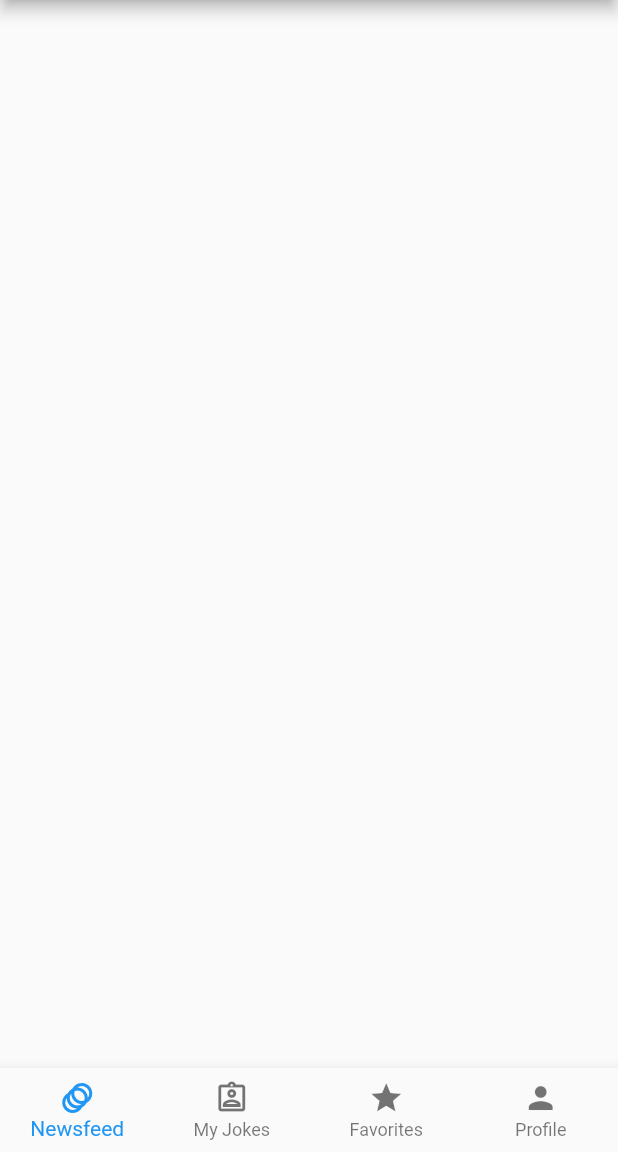
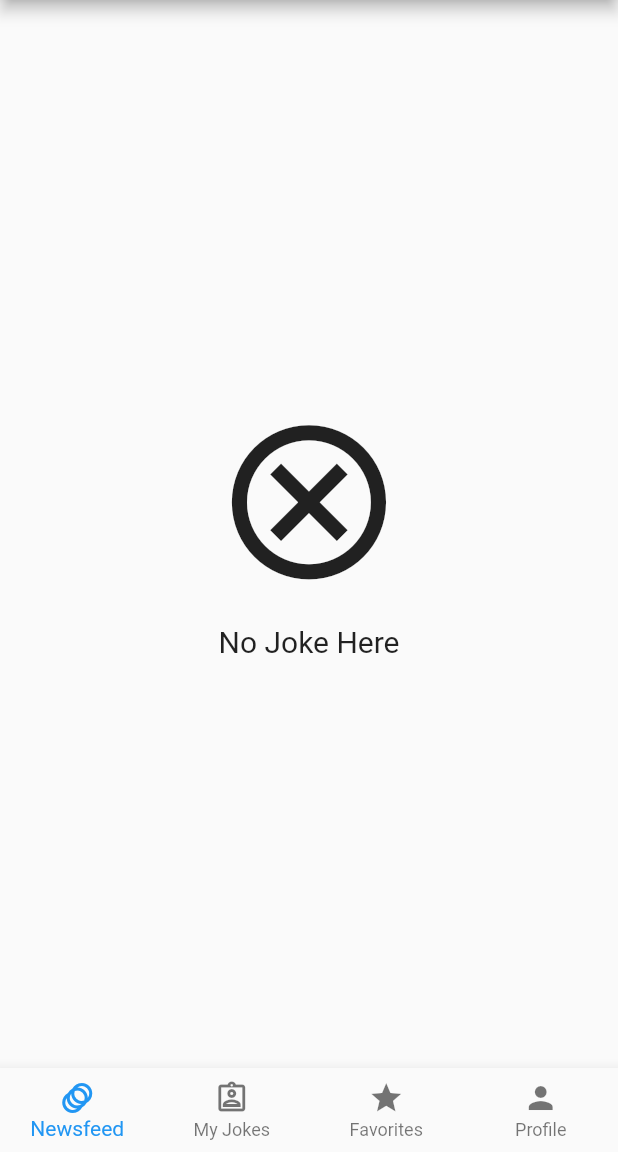
Before and after one commit to AhmedImran619/JokeInterviewProject, a Flutter app: the Home screen opened directly, on a phone screen of 412 x 824 dp, the part 84-1236 px from its top. Run offline on Flutter 3.47's test engine with Material 2 defaults, Android fonts, the phone set to English and light mode, and no system bars; our stand-ins replace cloud_firestore, email_validator, equatable, firebase_auth, firebase_core, flutter_screenutil and 1 more; accounts and stored records are empty; statements that could not run were skipped.

Commit message:
app completed

```diff
--- a/lib/ui/screens/home/tabs/favorites_tab.dart
+++ b/lib/ui/screens/home/tabs/favorites_tab.dart
@@ -4,12 +4,18 @@ import 'package:jokes_interview_project/models/joke.dart';
 import 'package:jokes_interview_project/res/firebase_keys.dart';
 import 'package:jokes_interview_project/res/jokes_notifier.dart';
 import 'package:jokes_interview_project/ui/screens/widgets/joke_item.dart';
+import 'package:jokes_interview_project/ui/screens/widgets/no_data.dart';
 import 'package:provider/provider.dart';
 
 class FavoritesTab extends StatelessWidget {
   @override
   Widget build(BuildContext context) {
     var favoriteIds = Provider.of<JokesProvider>(context).favorites;
+
+    if (favoriteIds.isEmpty)
+      return Center(
+        child: NoData(),
+      );
 
     return ListView.builder(
       itemCount: favoriteIds.length,
--- a/lib/ui/screens/home/tabs/my_jokes_tab.dart
+++ b/lib/ui/screens/home/tabs/my_jokes_tab.dart
@@ -2,6 +2,7 @@ import 'package:flutter/material.dart';
 import 'package:jokes_interview_project/res/jokes_notifier.dart';
 import 'package:jokes_interview_project/ui/screens/widgets/joke_item.dart';
 import 'package:jokes_interview_project/ui/screens/widgets/joke_preview.dart';
+import 'package:jokes_interview_project/ui/screens/widgets/no_data.dart';
 import 'package:provider/provider.dart';
 
 class MyJokesTab extends StatelessWidget {
@@ -10,6 +11,11 @@ class MyJokesTab extends StatelessWidget {
     return Consumer<JokesProvider>(
       builder: (_, provider, child) {
         final jokes = provider.myJokes;
+
+        if (jokes.isEmpty)
+          return Center(
+            child: NoData(),
+          );
 
         return ListView.builder(
           itemCount: jokes.length,
--- a/lib/ui/screens/home/tabs/newsfeed_tab.dart
+++ b/lib/ui/screens/home/tabs/newsfeed_tab.dart
@@ -1,15 +1,20 @@
 import 'package:flutter/material.dart';
 import 'package:jokes_interview_project/res/jokes_notifier.dart';
 import 'package:jokes_interview_project/ui/screens/widgets/joke_item.dart';
+import 'package:jokes_interview_project/ui/screens/widgets/no_data.dart';
 import 'package:provider/provider.dart';
 
 class NewsfeedTab extends StatelessWidget {
-
   @override
   Widget build(BuildContext context) {
     return Consumer<JokesProvider>(
       builder: (_, provider, child) {
         final jokes = provider.publicJokes;
+
+        if (jokes.isEmpty)
+          return Center(
+            child: NoData(),
+          );
 
         return ListView.builder(
           itemCount: jokes.length,
--- /dev/null
+++ b/lib/ui/screens/widgets/no_data.dart
@@ -0,0 +1,16 @@
+import 'package:flutter/material.dart';
+
+class NoData extends StatelessWidget {
+
+  @override
+  Widget build(BuildContext context) {
+    return Column(
+      mainAxisSize: MainAxisSize.min,
+      children: [
+        Icon(Icons.cancel_outlined, size: MediaQuery.of(context).size.width*0.3,),
+        SizedBox(height: 20),
+        Text('No Joke Here', style: TextStyle(fontSize: 20),),
+      ],
+    );
+  }
+}
--- a/pubspec.yaml
+++ b/pubspec.yaml
@@ -35,7 +35,6 @@ dependencies:
   firebase_core: ^1.6.0
   get: ^4.3.8
   provider: ^6.0.0
-  flutter_rating_bar: ^4.0.0
   equatable: ^2.0.3
 
 dev_dependencies:
```
Also changed, not shown: pubspec.lock, 1 other file.
